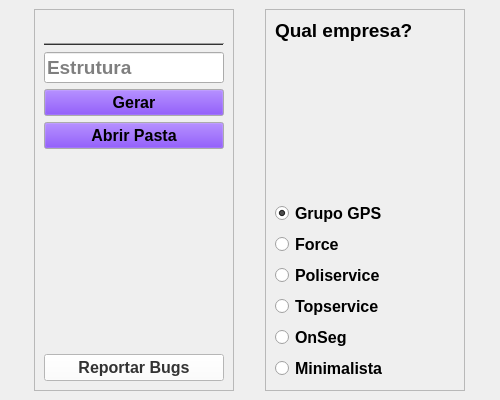
First picture: the form in resources/uis/main.ui, repository foxtec198/Desktop_GQR, before the edit.
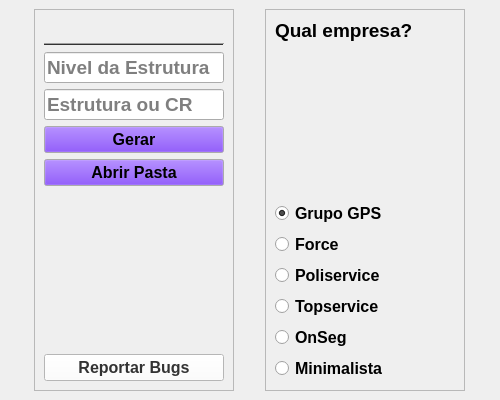
Second picture: the form after the edit. Icons and pictures are not drawn.

The edit to the form file:
```diff
--- a/resources/uis/main.ui
+++ b/resources/uis/main.ui
@@ -207,6 +207,27 @@
            </property>
           </widget>
          </item>
+         <item>
+          <widget class="QLineEdit" name="nivelEntry">
+           <property name="font">
+            <font>
+             <pointsize>14</pointsize>
+            </font>
+           </property>
+           <property name="toolTip">
+            <string>Numero do nivel</string>
+           </property>
+           <property name="text">
+            <string/>
+           </property>
+           <property name="placeholderText">
+            <string>Nivel da Estrutura</string>
+           </property>
+           <property name="clearButtonEnabled">
+            <bool>false</bool>
+           </property>
+          </widget>
+         </item>
          <item>
           <widget class="QLineEdit" name="estruturaEntry">
            <property name="font">
@@ -218,7 +239,7 @@
             <string>Adicione um CR ou uma Estrutura Especifica</string>
            </property>
            <property name="placeholderText">
-            <string>Estrutura</string>
+            <string>Estrutura ou CR</string>
            </property>
           </widget>
          </item>
```
Left out of the diff: 5 changed lines with no effect on the pictures.
